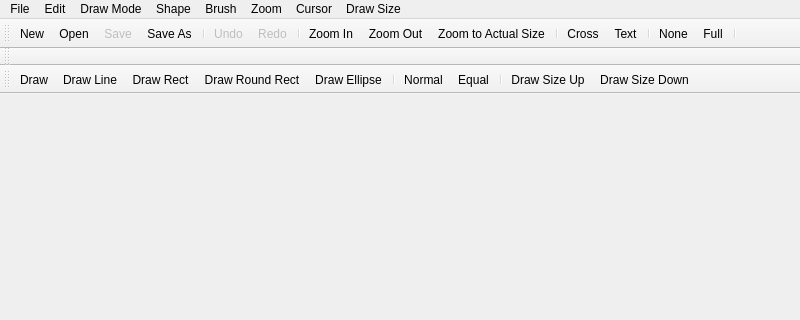
Old version of the form mainwindow.ui in the repository adam-zielonka/paintAZ; both pictures show x 0 to 800 and y 0 to 320 of the 800 by 600 pixel window.
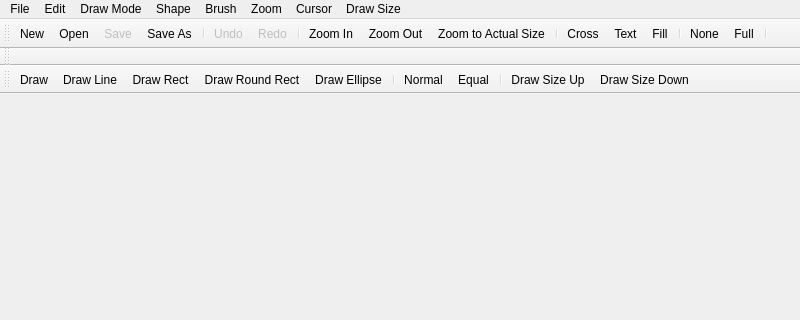
New version of the form. Icons and pictures are not drawn.

Commit message: Fill by polygons

```diff
--- a/mainwindow.ui
+++ b/mainwindow.ui
@@ -124,6 +124,7 @@
    <addaction name="separator"/>
    <addaction name="actionCross"/>
    <addaction name="actionText"/>
+   <addaction name="actionFill"/>
    <addaction name="separator"/>
    <addaction name="actionNone"/>
    <addaction name="actionFull"/>
```
Left out of the diff: 4 changed lines with no effect on the pictures. The commit also changes 4 other files.
